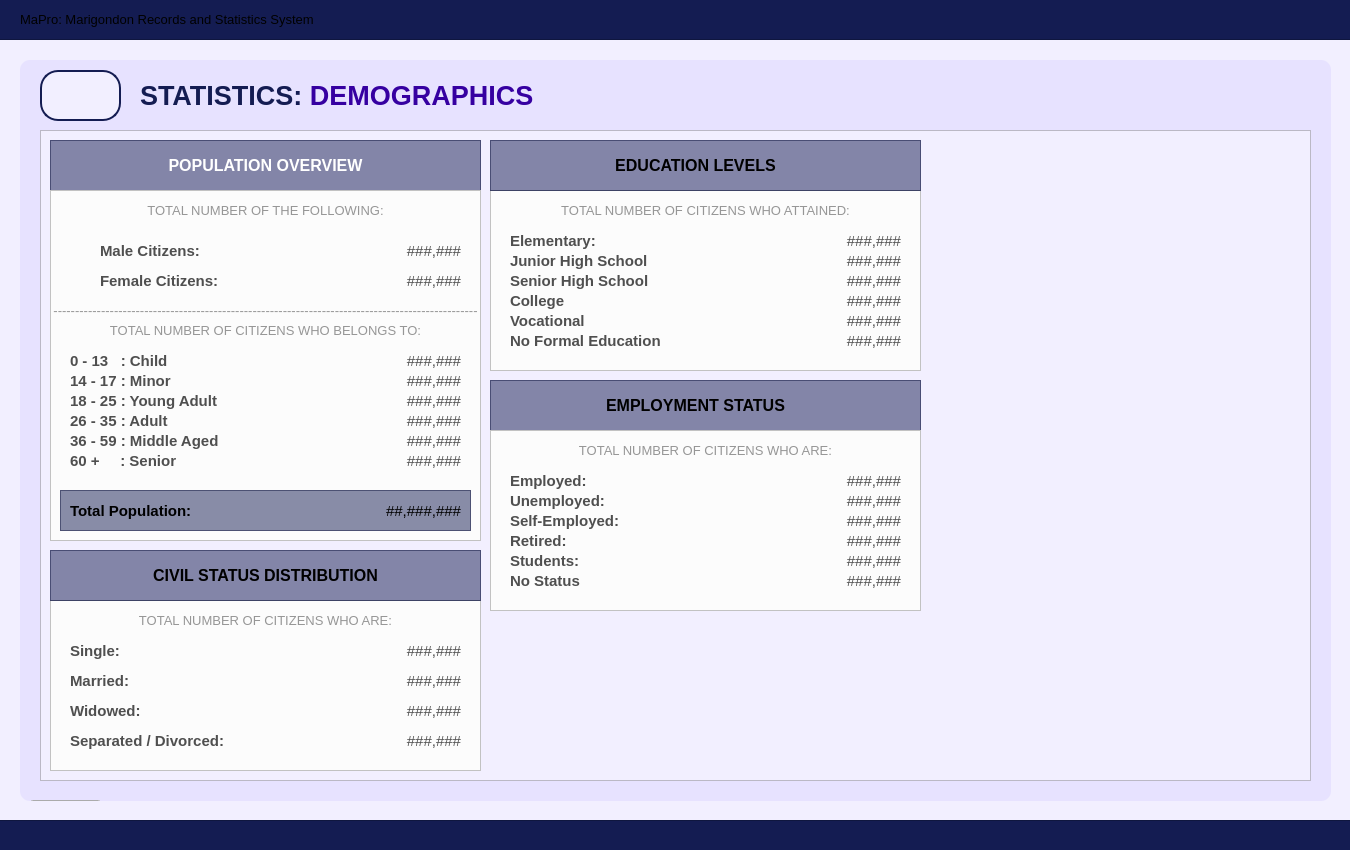
Qt form UI/MainPages/StatisticPages/demographic.ui (Yohhannn/Barangay-Records-Statistics-System) before a commit.
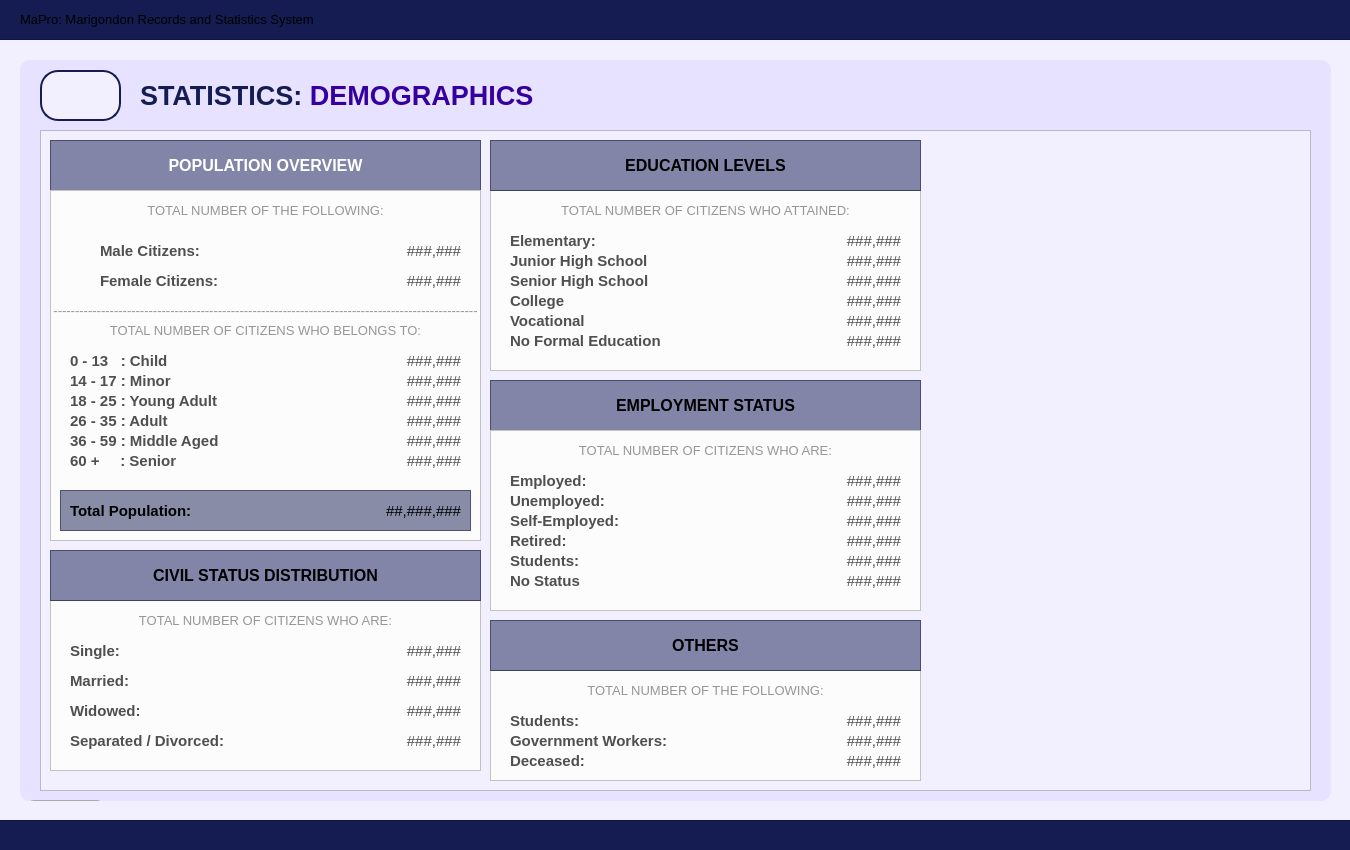
The same form after that commit. Icons and pictures are not drawn.

Commit message:
[ General Update V2.8.0 ] + Added 3 Pages Form for Citizen Register + New Changes to the UI + Fully Changed Business to Institutions + Fully Changed Schedule to Transactions + Modified Statistics Sub Pages + Added Radio Button Groups + Admin Override From PIN to Button + Added a few Icons
NOTE: Ang mo himo sa backend kamo lang butang validation/required og more if logic.

-JP

```diff
--- a/UI/MainPages/StatisticPages/demographic.ui
+++ b/UI/MainPages/StatisticPages/demographic.ui
@@ -196,7 +196,7 @@
       <x>20</x>
       <y>70</y>
       <width>1271</width>
-      <height>651</height>
+      <height>661</height>
      </rect>
     </property>
     <property name="styleSheet">
@@ -1432,7 +1432,7 @@
        <rect>
         <x>0</x>
         <y>0</y>
-        <width>411</width>
+        <width>431</width>
         <height>51</height>
        </rect>
       </property>
@@ -1824,7 +1824,7 @@
        <rect>
         <x>0</x>
         <y>0</y>
-        <width>411</width>
+        <width>431</width>
         <height>51</height>
        </rect>
       </property>
@@ -2258,6 +2258,286 @@
       </property>
      </widget>
     </widget>
+    <widget class="QFrame" name="demo_frameOthers">
+     <property name="geometry">
+      <rect>
+       <x>450</x>
+       <y>540</y>
+       <width>431</width>
+       <height>111</height>
+      </rect>
+     </property>
+     <property name="styleSheet">
+      <string notr="true">#demo_frameOthers{
+	background-color: #fcfcfc;
+}</string>
+     </property>
+     <property name="frameShape">
+      <enum>QFrame::Shape::StyledPanel</enum>
+     </property>
+     <property name="frameShadow">
+      <enum>QFrame::Shadow::Raised</enum>
+     </property>
+     <widget class="QLabel" name="total_gov_workers">
+      <property name="geometry">
+       <rect>
+        <x>250</x>
+        <y>60</y>
+        <width>161</width>
+        <height>21</height>
+       </rect>
+      </property>
+      <property name="font">
+       <font>
+        <family>Arial</family>
+        <pointsize>11</pointsize>
+        <bold>false</bold>
+       </font>
+      </property>
+      <property name="styleSheet">
+       <string notr="true">#total_gov_workers {
+	background-color: transparent;
+	color: #4f4f4f;
+}
+</string>
+      </property>
+      <property name="text">
+       <string>###,###</string>
+      </property>
+      <property name="alignment">
+       <set>Qt::AlignmentFlag::AlignRight|Qt::AlignmentFlag::AlignTrailing|Qt::AlignmentFlag::AlignVCenter</set>
+      </property>
+     </widget>
+     <widget class="QLabel" name="label_total_deceased">
+      <property name="geometry">
+       <rect>
+        <x>20</x>
+        <y>80</y>
+        <width>231</width>
+        <height>21</height>
+       </rect>
+      </property>
+      <property name="font">
+       <font>
+        <family>Arial</family>
+        <pointsize>11</pointsize>
+        <bold>true</bold>
+       </font>
+      </property>
+      <property name="styleSheet">
+       <string notr="true">#label_total_deceased {
+	background-color: transparent;
+	color: #4f4f4f;
+}
+</string>
+      </property>
+      <property name="text">
+       <string>Deceased:</string>
+      </property>
+      <property name="alignment">
+       <set>Qt::AlignmentFlag::AlignLeading|Qt::AlignmentFlag::AlignLeft|Qt::AlignmentFlag::AlignVCenter</set>
+      </property>
+     </widget>
+     <widget class="QLabel" name="total_students">
+      <property name="geometry">
+       <rect>
+        <x>250</x>
+        <y>40</y>
+        <width>161</width>
+        <height>21</height>
+       </rect>
+      </property>
+      <property name="font">
+       <font>
+        <family>Arial</family>
+        <pointsize>11</pointsize>
+        <bold>false</bold>
+       </font>
+      </property>
+      <property name="styleSheet">
+       <string notr="true">#total_students {
+	background-color: transparent;
+	color: #4f4f4f;
+}
+</string>
+      </property>
+      <property name="text">
+       <string>###,###</string>
+      </property>
+      <property name="alignment">
+       <set>Qt::AlignmentFlag::AlignRight|Qt::AlignmentFlag::AlignTrailing|Qt::AlignmentFlag::AlignVCenter</set>
+      </property>
+     </widget>
+     <widget class="QLabel" name="label_total_students">
+      <property name="geometry">
+       <rect>
+        <x>20</x>
+        <y>40</y>
+        <width>231</width>
+        <height>21</height>
+       </rect>
+      </property>
+      <property name="font">
+       <font>
+        <family>Arial</family>
+        <pointsize>11</pointsize>
+        <bold>true</bold>
+       </font>
+      </property>
+      <property name="styleSheet">
+       <string notr="true">#label_total_students {
+	background-color: transparent;
+	color: #4f4f4f;
+}
+</string>
+      </property>
+      <property name="text">
+       <string>Students:</string>
+      </property>
+      <property name="alignment">
+       <set>Qt::AlignmentFlag::AlignLeading|Qt::AlignmentFlag::AlignLeft|Qt::AlignmentFlag::AlignVCenter</set>
+      </property>
+     </widget>
+     <widget class="QLabel" name="label_total_gov_workers">
+      <property name="geometry">
+       <rect>
+        <x>20</x>
+        <y>60</y>
+        <width>231</width>
+        <height>21</height>
+       </rect>
+      </property>
+      <property name="font">
+       <font>
+        <family>Arial</family>
+        <pointsize>11</pointsize>
+        <bold>true</bold>
+       </font>
+      </property>
+      <property name="styleSheet">
+       <string notr="true">#label_total_gov_workers {
+	background-color: transparent;
+	color: #4f4f4f;
+}
+</string>
+      </property>
+      <property name="text">
+       <string>Government Workers:</string>
+      </property>
+      <property name="alignment">
+       <set>Qt::AlignmentFlag::AlignLeading|Qt::AlignmentFlag::AlignLeft|Qt::AlignmentFlag::AlignVCenter</set>
+      </property>
+     </widget>
+     <widget class="QLabel" name="total_deceased">
+      <property name="geometry">
+       <rect>
+        <x>250</x>
+        <y>80</y>
+        <width>161</width>
+        <height>21</height>
+       </rect>
+      </property>
+      <property name="font">
+       <font>
+        <family>Arial</family>
+        <pointsize>11</pointsize>
+        <bold>false</bold>
+       </font>
+      </property>
+      <property name="styleSheet">
+       <string notr="true">#total_deceased {
+	background-color: transparent;
+	color: #4f4f4f;
+}
+</string>
+      </property>
+      <property name="text">
+       <string>###,###</string>
+      </property>
+      <property name="alignment">
+       <set>Qt::AlignmentFlag::AlignRight|Qt::AlignmentFlag::AlignTrailing|Qt::AlignmentFlag::AlignVCenter</set>
+      </property>
+     </widget>
+     <widget class="QLabel" name="label_desc_edlev_2">
+      <property name="geometry">
+       <rect>
+        <x>0</x>
+        <y>10</y>
+        <width>431</width>
+        <height>20</height>
+       </rect>
+      </property>
+      <property name="font">
+       <font>
+        <family>Arial</family>
+        <pointsize>10</pointsize>
+       </font>
+      </property>
+      <property name="styleSheet">
+       <string notr="true">#label_desc_edlev_2{
+	color: #969696;
+}</string>
+      </property>
+      <property name="text">
+       <string>TOTAL NUMBER OF THE FOLLOWING:</string>
+      </property>
+      <property name="alignment">
+       <set>Qt::AlignmentFlag::AlignCenter</set>
+      </property>
+     </widget>
+    </widget>
+    <widget class="QFrame" name="table_titleFrameStatistics3_2">
+     <property name="geometry">
+      <rect>
+       <x>450</x>
+       <y>490</y>
+       <width>431</width>
+       <height>51</height>
+      </rect>
+     </property>
+     <property name="styleSheet">
+      <string notr="true">#table_titleFrameStatistics3_2{
+	background-color: rgba(20, 28, 82, 128)
+}
+</string>
+     </property>
+     <property name="frameShape">
+      <enum>QFrame::Shape::StyledPanel</enum>
+     </property>
+     <property name="frameShadow">
+      <enum>QFrame::Shadow::Raised</enum>
+     </property>
+     <widget class="QLabel" name="statistics_labelNote_5">
+      <property name="geometry">
+       <rect>
+        <x>0</x>
+        <y>0</y>
+        <width>431</width>
+        <height>51</height>
+       </rect>
+      </property>
+      <property name="font">
+       <font>
+        <family>Arial</family>
+        <pointsize>12</pointsize>
+        <bold>true</bold>
+       </font>
+      </property>
+      <property name="styleSheet">
+       <string notr="true">#statistics_labelNote {
+	background-color: transparent;
+	color: #FFFFFF;
+}
+</string>
+      </property>
+      <property name="text">
+       <string>OTHERS</string>
+      </property>
+      <property name="alignment">
+       <set>Qt::AlignmentFlag::AlignCenter</set>
+      </property>
+     </widget>
+    </widget>
    </widget>
    <widget class="QToolButton" name="btn_returnToStatisticsPage">
     <property name="geometry">
```
The commit also changes 21 other files.
